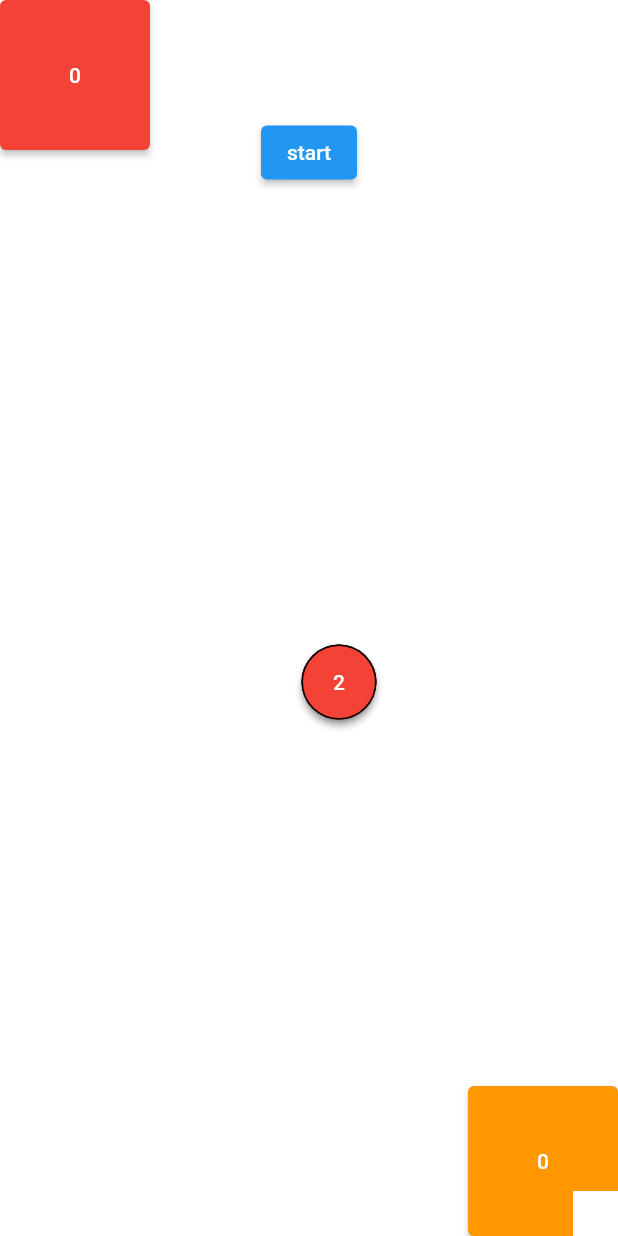
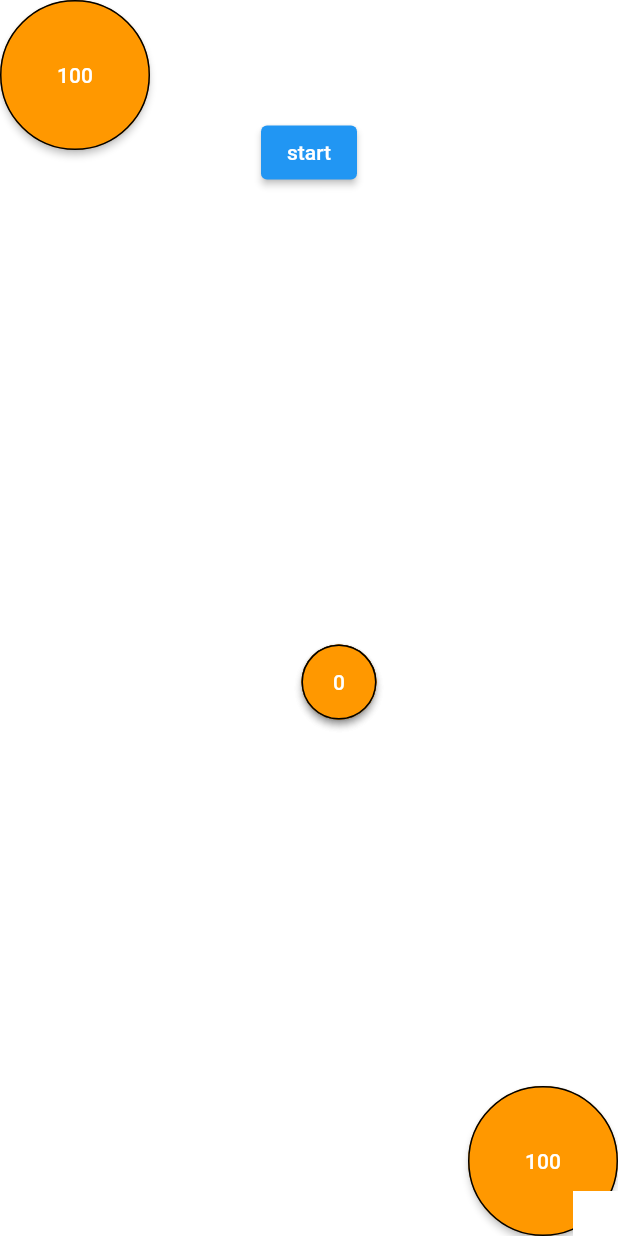
Before and after one commit to yuto90/conquest, a Flutter app: the screen it shows after launch, on a phone screen of 412 x 824 dp. Run offline on Flutter 3.47's test engine with Material 2 defaults, Android fonts, the phone set to English and light mode, and no system bars.

Commit message:
Baseオブジェクトを自動生成

```diff
--- a/lib/base.dart
+++ b/lib/base.dart
@@ -5,15 +5,13 @@ import '../size_config.dart';
 class Base extends StatelessWidget {
   @override
   Widget build(BuildContext context) {
-    int control = Provider.of<Map?>(context)!['control'];
+    Map? baseDetail = Provider.of<Map?>(context);
     return Container(
       //color: Colors.red,
-      child: SizedBox(
-        height: 50,
-        width: 50,
       child: ElevatedButton(
         style: ElevatedButton.styleFrom(
-            primary: Colors.red,
+          primary:
+              baseDetail!['selectedFlg'] == 1 ? Colors.pink : Colors.orange,
           onPrimary: Colors.white,
           shape: const CircleBorder(
             side: BorderSide(
@@ -23,9 +21,12 @@ class Base extends StatelessWidget {
             ),
           ),
         ),
-          onPressed: () {},
-          child: Text(control.toString()),
-        ),
+        onPressed: () {
+          baseDetail['selectedFlg'] == 0
+              ? baseDetail['selectedFlg'] = 1
+              : baseDetail['selectedFlg'] = 0;
+        },
+        child: Text(baseDetail['scale'].toString()),
       ),
     );
   }
--- a/lib/home.dart
+++ b/lib/home.dart
@@ -19,61 +19,23 @@ class Home extends StatelessWidget {
                   color: Colors.white,
                 ),
 
-                // * 自分の基地
-                Align(
-                  alignment: Alignment(
-                      model.allBase['0']!['x'], model.allBase['0']!['y']),
-                  child: SizedBox(
-                    height: 100,
-                    width: 100,
-                    child: ElevatedButton(
-                      style: ElevatedButton.styleFrom(
-                        primary: model.baseTapFlg ? Colors.pink : Colors.orange,
-                        onPrimary: Colors.white,
+                // * 拠点(自動生成)
+                for (int i = 0; i < model.allBaseDetails.length; i++) ...[
+                  Align(
+                    alignment: Alignment(
+                      model.allBaseDetails['$i']!['x'],
+                      model.allBaseDetails['$i']!['y'],
+                    ),
+                    child: SizedBox(
+                      height: i == 0 || i == 1 ? 100 : 50,
+                      width: i == 0 || i == 1 ? 100 : 50,
+                      child: Provider<Map?>.value(
+                        value: model.allBaseDetails['$i'],
+                        child: Base(),
                       ),
-                      onPressed: () {
-                        model.baseTapFlg = !model.baseTapFlg;
-                      },
-                      child: Text(model.baseScale.toString()),
                     ),
                   ),
-                ),
-
-                // * 敵の基地
-                Align(
-                  alignment: Alignment(
-                      model.allBase['1']!['x'], model.allBase['1']!['y']),
-                  child: SizedBox(
-                    height: 100,
-                    width: 100,
-                    child: ElevatedButton(
-                      style: ElevatedButton.styleFrom(
-                        primary: Colors.red,
-                        onPrimary: Colors.white,
-                      ),
-                      onPressed: () {},
-                      child: Text(model.enemyBaseScale.toString()),
-                    ),
-                  ),
-                ),
-
-                // * 拠点
-                Align(
-                  alignment: Alignment(
-                      model.allBase['2']!['x'], model.allBase['2']!['y']),
-                  child: Provider<Map?>.value(
-                    value: model.allBase['2'],
-                    child: Base(),
-                  ),
-                ),
-                Align(
-                  alignment: Alignment(
-                      model.allBase['3']!['x'], model.allBase['3']!['y']),
-                  child: Provider<Map?>.value(
-                    value: model.allBase['3'],
-                    child: Base(),
-                  ),
-                ),
+                ],
 
                 // * Tank
                 Align(
--- a/lib/home_model.dart
+++ b/lib/home_model.dart
@@ -4,7 +4,7 @@ import 'dart:math';
 
 class HomeModel extends ChangeNotifier {
   HomeModel() {
-    generateBasePosition();
+    generateBaseDetails();
   }
 
   // ランダムなdoubleを生成する(1 ~ -1)
@@ -16,15 +16,21 @@ class HomeModel extends ChangeNotifier {
     }
   }
 
-  // 画面上のランダムな位置に拠点を生成する
-  void generateBasePosition() {
-    for (int i = 2; i <= 4; i++) {
+  // 各拠点の詳細データを生成
+  void generateBaseDetails() {
+    for (int i = 2; i <= 3; i++) {
       double x = randomDouble();
       double y = randomDouble();
 
-      allBase[i.toString()] = {'x': x, 'y': y, 'control': 2};
+      allBaseDetails[i.toString()] = {
+        'x': x,
+        'y': y,
+        'control': 2,
+        'scale': 0,
+        'selectedFlg': 0,
+      };
     }
-    print(allBase);
+    print(allBaseDetails);
   }
 
   // ゲーム開始フラグ
@@ -37,19 +43,22 @@ class HomeModel extends ChangeNotifier {
   double tankX = 1;
 
 // 全ての拠点の情報
-  Map<String, Map> allBase = {
-    '0': {'x': 1.0, 'y': 1.0, 'control': 0}, //　自分の本陣
-    '1': {'x': -1.0, 'y': -1.0, 'control': 1}, //　敵の本陣
+  Map<String, Map> allBaseDetails = {
+    '0': {
+      'x': 1.0,
+      'y': 1.0,
+      'control': 0,
+      'scale': 100,
+      'selectedFlg': 0,
+    }, //自分の本陣
+    '1': {
+      'x': -1.0,
+      'y': -1.0,
+      'control': 1,
+      'scale': 100,
+      'selectedFlg': 0,
+    }, //敵の本陣
   };
-
-  // 基地の兵力
-  int baseScale = 0;
-
-  // 拠点が選択されているかフラグ
-  bool baseTapFlg = false;
-
-  // 基地の兵力
-  int enemyBaseScale = 0;
 
   // ゲームを開始する
   void startGame() {
@@ -66,8 +75,9 @@ class HomeModel extends ChangeNotifier {
 
         // 1秒経過でScaleを上げる
         if (gameTime % 1000 == 0) {
-          baseScale += 1;
-          enemyBaseScale += 1;
+          allBaseDetails.forEach((key, value) {
+            allBaseDetails[key]!['scale']++;
+          });
         }
 
         notifyListeners();
```
Lines whose indentation alone changed are shown as unchanged.
